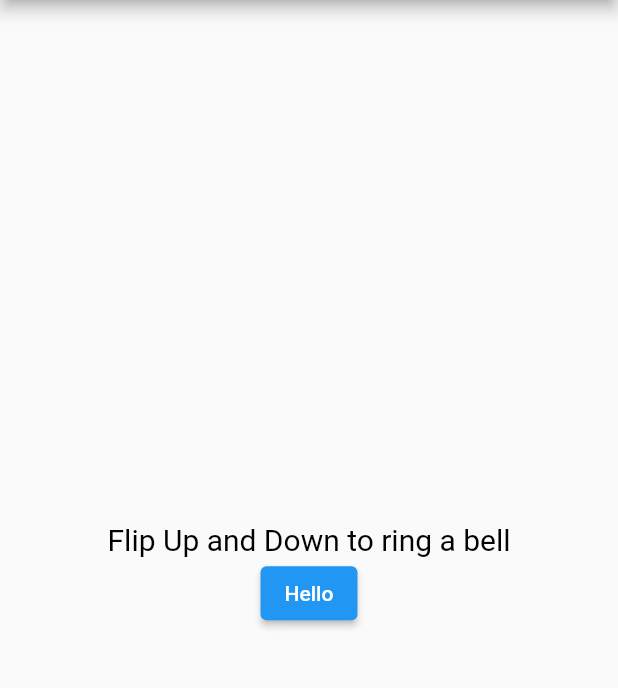
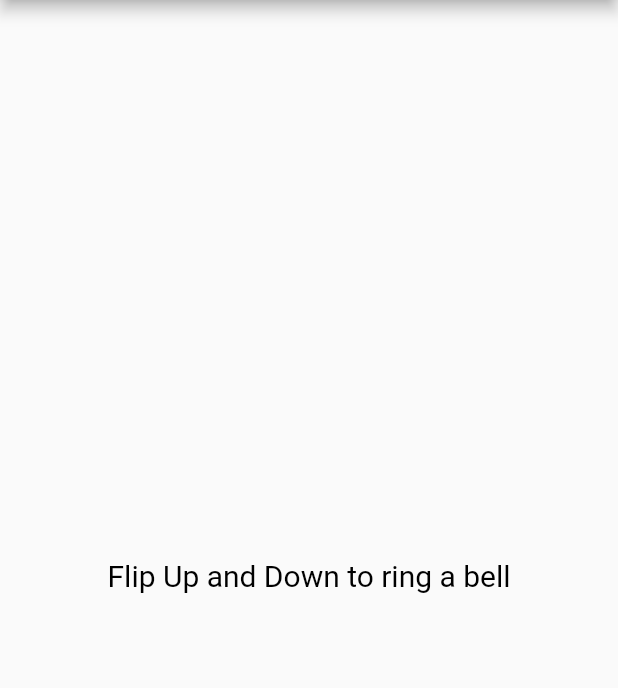
Before and after one commit to Banuprasath/Shake-Bell-Temple-Sounds, a Flutter app: the screen it shows after launch, on a phone screen of 412 x 824 dp, the part 84-772 px from its top. Run offline on Flutter 3.47's test engine with Material 2 defaults, Android fonts, the phone set to English and light mode, and no system bars; our stand-ins replace audioplayers; missing offline and left inert: shake.

```diff
--- a/lib/main.dart
+++ b/lib/main.dart
@@ -113,13 +113,13 @@ class _DemoPageState extends State<DemoPage> {
                 ),
               ),
             ),
-            ElevatedButton(
+            /* ElevatedButton(
                 onPressed: () {
                   setState(() {
                     textvisible = !textvisible;
                   });
                 },
-                child: Text("Hello"))
+                child: Text("Hello"))*/
           ],
         ),
       ),
```
Also changed, not shown: 5 other files.
